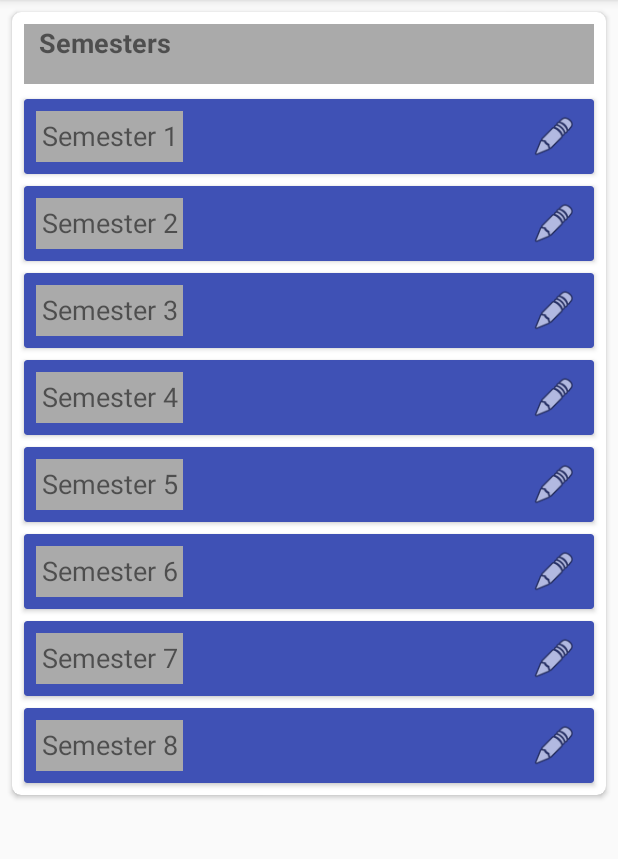
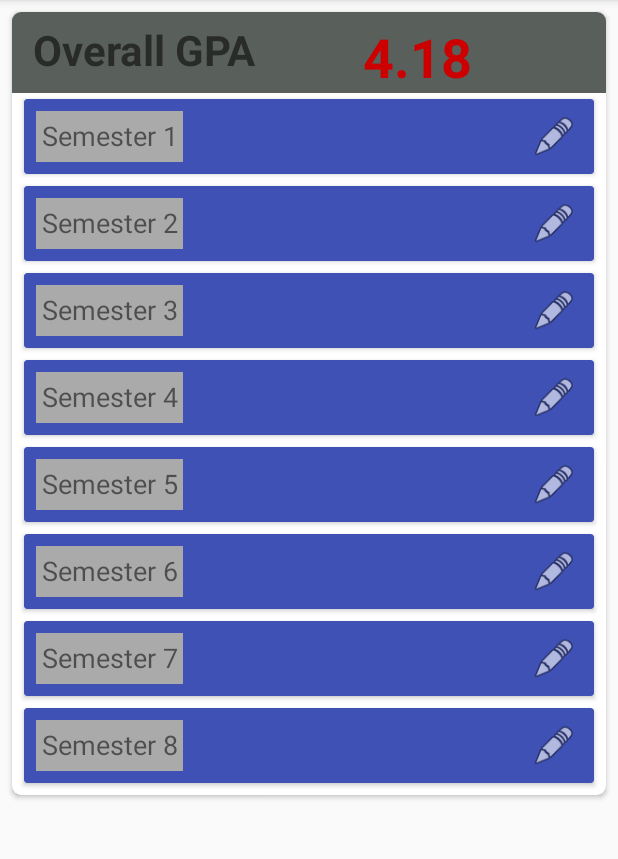
Before and after one commit to isurunuwanthilaka/MyGPA, an Android app: the screen it shows after launch (MainActivity), on a phone screen of 412 x 824 dp, the part 68-927 px from its top. Run offline under Robolectric (Android 15) with nearby library versions, the phone set to English and light mode, and no system bars; Roboto replaces fonts that are not available here.

Commit message:
Add overall GPA textView

```diff
--- a/app/src/main/res/layout/activity_main_1.xml
+++ b/app/src/main/res/layout/activity_main_1.xml
@@ -45,22 +45,46 @@
             app:layout_constraintStart_toStartOf="parent"
             app:layout_constraintTop_toTopOf="parent">
 
-            <TextView
-                android:id="@+id/textViewActiveCourse"
+            <RelativeLayout
+                android:id="@+id/relative10"
                 android:layout_width="match_parent"
-                android:layout_height="40dp"
-                android:layout_marginLeft="8dp"
-                android:layout_marginRight="8dp"
-                android:layout_marginTop="8dp"
-                android:background="@android:color/darker_gray"
-                android:paddingLeft="10dp"
-                android:paddingRight="10dp"
-                android:text="Semesters"
-                android:textSize="18sp"
-                android:textStyle="bold"
-                android:typeface="normal"
-                app:fontFamily="sans-serif" />
+                android:layout_height="wrap_content"
+                android:background="@color/colorAccent">
 
+                <TextView
+                    android:id="@+id/textViewActiveCourse"
+                    android:layout_width="160dp"
+                    android:layout_height="match_parent"
+                    android:layout_alignParentTop="true"
+                    android:layout_marginLeft="14dp"
+                    android:layout_marginRight="8dp"
+                    android:paddingTop="6dp"
+                    android:text="Overall GPA"
+                    android:textSize="28sp"
+                    android:textStyle="bold"
+                    android:typeface="normal"
+                    app:fontFamily="sans-serif" />
+
+                <TextView
+                    android:id="@+id/tw_overall_gpa"
+                    android:layout_width="150dp"
+                    android:layout_height="match_parent"
+                    android:layout_alignParentEnd="true"
+                    android:layout_alignParentRight="true"
+                    android:layout_alignParentBottom="true"
+                    android:layout_marginEnd="32dp"
+                    android:layout_marginRight="32dp"
+                    android:layout_marginBottom="5dp"
+                    android:gravity="left"
+                    android:paddingLeft="20dp"
+                    android:text="4.18"
+                    android:textColor="@android:color/holo_red_dark"
+                    android:textSize="36sp"
+                    android:textStyle="bold"
+                    android:typeface="normal"
+                    app:fontFamily="sans-serif" />
+
+            </RelativeLayout>>
             <android.support.v7.widget.CardView
                 android:id="@+id/sem1"
                 android:layout_width="match_parent"
```
